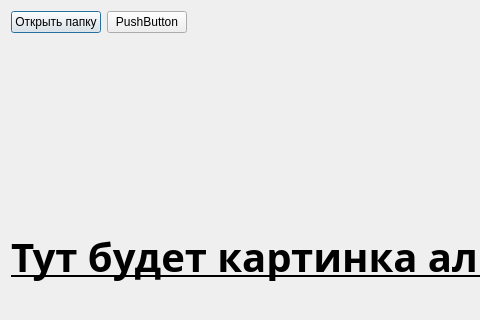
Lunc312/Audio-player, file MainWindow.ui: the form before one commit; both pictures show x 0 to 480 and y 0 to 320 of the 729 by 484 pixel window.
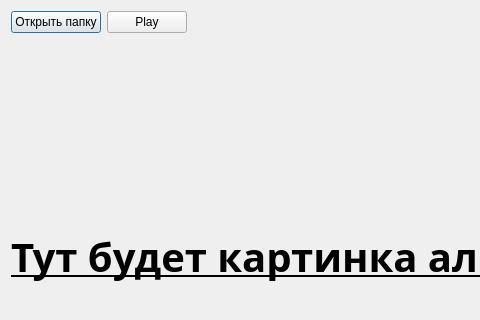
The form after the commit.

```diff
--- a/MainWindow.ui
+++ b/MainWindow.ui
@@ -56,7 +56,7 @@
      <item>
       <widget class="QPushButton" name="pushButton_2">
        <property name="text">
-        <string>PushButton</string>
+        <string>Play</string>
        </property>
       </widget>
      </item>
```
Left out of the diff: 2 changed lines with no effect on the pictures.
